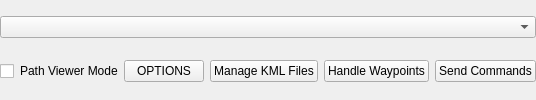
This is src/ros_groundstation/resources/map_widget.ui in goromal/ros_groundstation as Qt 5 draws it before an edit. The edited form follows.
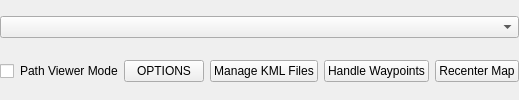
This is the edited form.

Commit message: added map recenter button

```diff
--- a/src/ros_groundstation/resources/map_widget.ui
+++ b/src/ros_groundstation/resources/map_widget.ui
@@ -93,7 +93,7 @@
                 </size>
               </property>
               <property name="text">
-                <string>Send Commands</string>
+                <string>Recenter Map</string>
               </property>
             </widget>
           </item>
```
Left out of the diff: 2 changed lines with no effect on the pictures. The commit also changes 2 other files.
